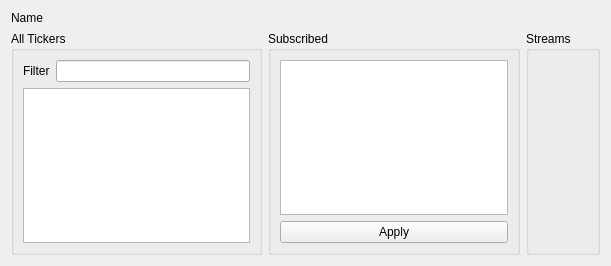
The window that src/widgets/connection_widget.ui (biddisco/lxqt-build-tools) describes before a commit, drawn with Qt 5.
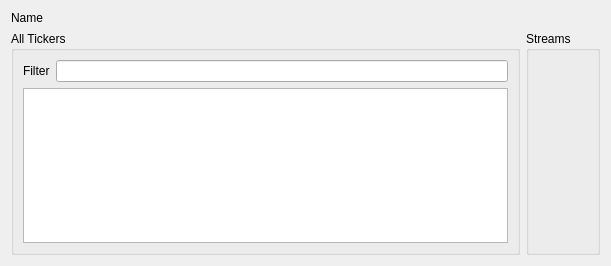
The same window after the commit.

Commit message:
Simplify connection widget and store controls for unsubscribe/delete
When subscribing to a ticker, we create a panel with all the stream item
checkboxes and display it in the gui, but we also store the pointer to
the panel with all its sub items in the checkbox data so that when
unsubscribed, the panel can be deleted.

Not yet implemented - the clean un/re/subscribing of the streams

The edit to the form file:
```diff
--- a/src/widgets/connection_widget.ui
+++ b/src/widgets/connection_widget.ui
@@ -68,38 +68,6 @@
        </layout>
       </widget>
      </item>
-     <item>
-      <widget class="QGroupBox" name="subscribed_box">
-       <property name="title">
-        <string>Subscribed</string>
-       </property>
-       <layout class="QVBoxLayout" name="verticalLayout_2">
-        <item>
-         <widget class="QListWidget" name="subscribed_list">
-          <property name="sizePolicy">
-           <sizepolicy hsizetype="MinimumExpanding" vsizetype="MinimumExpanding">
-            <horstretch>0</horstretch>
-            <verstretch>0</verstretch>
-           </sizepolicy>
-          </property>
-          <property name="minimumSize">
-           <size>
-            <width>96</width>
-            <height>64</height>
-           </size>
-          </property>
-         </widget>
-        </item>
-        <item>
-         <widget class="QPushButton" name="apply">
-          <property name="text">
-           <string>Apply</string>
-          </property>
-         </widget>
-        </item>
-       </layout>
-      </widget>
-     </item>
      <item>
       <widget class="QGroupBox" name="stream_box">
        <property name="sizePolicy">
```
The commit also changes 2 other files.
